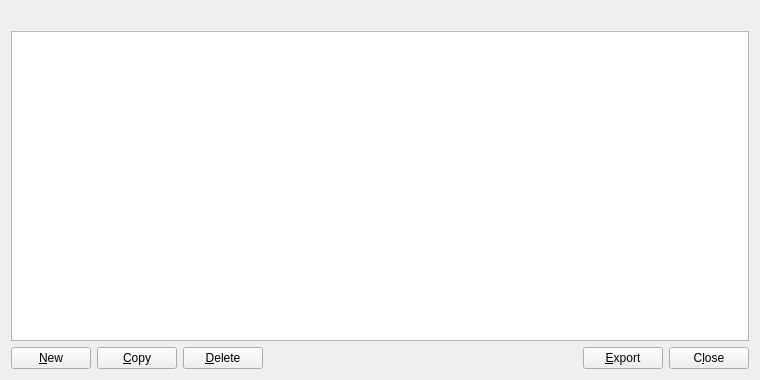
First picture: the form in divi/src/qt/forms/addressbookpage.ui, repository DiviProject/Divi, before the edit.
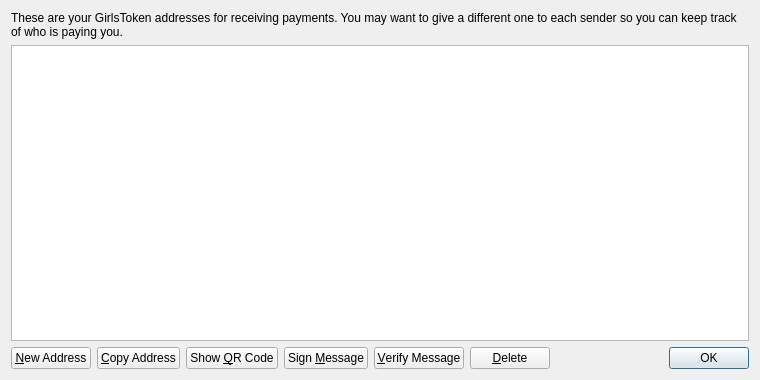
Second picture: the form after the edit. Icons and pictures are not drawn.

Patch:
```diff
--- a/divi/src/qt/forms/addressbookpage.ui
+++ b/divi/src/qt/forms/addressbookpage.ui
@@ -13,6 +13,9 @@
   <layout class="QVBoxLayout" name="verticalLayout">
    <item>
     <widget class="QLabel" name="labelExplanation">
+     <property name="text">
+      <string>These are your GirlsToken addresses for receiving payments. You may want to give a different one to each sender so you can keep track of who is paying you.</string>
+     </property>
      <property name="textFormat">
       <enum>Qt::PlainText</enum>
      </property>
@@ -23,43 +26,6 @@
    </item>
    <item>
     <widget class="QTableView" name="tableView">
-     <property name="palette">
-      <palette>
-       <active>
-        <colorrole role="Text">
-         <brush brushstyle="SolidPattern">
-          <color alpha="255">
-           <red>51</red>
-           <green>51</green>
-           <blue>51</blue>
-          </color>
-         </brush>
-        </colorrole>
-       </active>
-       <inactive>
-        <colorrole role="Text">
-         <brush brushstyle="SolidPattern">
-          <color alpha="255">
-           <red>51</red>
-           <green>51</green>
-           <blue>51</blue>
-          </color>
-         </brush>
-        </colorrole>
-       </inactive>
-       <disabled>
-        <colorrole role="Text">
-         <brush brushstyle="SolidPattern">
-          <color alpha="255">
-           <red>85</red>
-           <green>85</green>
-           <blue>85</blue>
-          </color>
-         </brush>
-        </colorrole>
-       </disabled>
-      </palette>
-     </property>
      <property name="contextMenuPolicy">
       <enum>Qt::CustomContextMenu</enum>
      </property>
@@ -94,15 +60,12 @@
         <string>Create a new address</string>
        </property>
        <property name="text">
-        <string>&amp;New</string>
+        <string>&amp;New Address</string>
        </property>
        <property name="icon">
         <iconset resource="../divi.qrc">
          <normaloff>:/icons/add</normaloff>:/icons/add</iconset>
        </property>
-       <property name="autoDefault">
-        <bool>false</bool>
-       </property>
       </widget>
      </item>
      <item>
@@ -111,19 +74,51 @@
         <string>Copy the currently selected address to the system clipboard</string>
        </property>
        <property name="text">
-        <string>&amp;Copy</string>
+        <string>&amp;Copy Address</string>
        </property>
        <property name="icon">
         <iconset resource="../divi.qrc">
          <normaloff>:/icons/editcopy</normaloff>:/icons/editcopy</iconset>
        </property>
-       <property name="autoDefault">
-        <bool>false</bool>
+      </widget>
+     </item>
+     <item>
+      <widget class="QPushButton" name="showQRCode">
+       <property name="text">
+        <string>Show &amp;QR Code</string>
        </property>
       </widget>
      </item>
      <item>
-      <widget class="QPushButton" name="deleteAddress">
+      <widget class="QPushButton" name="signMessage">
+       <property name="toolTip">
+        <string>Sign a message to prove you own a GirlsToken address</string>
+       </property>
+       <property name="text">
+        <string>Sign &amp;Message</string>
+       </property>
+       <property name="icon">
+        <iconset resource="../bitcoin.qrc">
+         <normaloff>:/icons/edit</normaloff>:/icons/edit</iconset>
+       </property>
+      </widget>
+     </item>
+     <item>
+      <widget class="QPushButton" name="verifyMessage">
+       <property name="toolTip">
+        <string>Verify a message to ensure it was signed with a specified GirlsToken address</string>
+       </property>
+       <property name="text">
+        <string>&amp;Verify Message</string>
+       </property>
+       <property name="icon">
+        <iconset resource="../bitcoin.qrc">
+         <normaloff>:/icons/transaction_0</normaloff>:/icons/transaction_0</iconset>
+       </property>
+      </widget>
+     </item>
+     <item>
+      <widget class="QPushButton" name="deleteButton">
        <property name="toolTip">
         <string>Delete the currently selected address from the list</string>
        </property>
@@ -134,9 +129,6 @@
         <iconset resource="../divi.qrc">
          <normaloff>:/icons/remove</normaloff>:/icons/remove</iconset>
        </property>
-       <property name="autoDefault">
-        <bool>false</bool>
-       </property>
       </widget>
      </item>
      <item>
@@ -153,35 +145,15 @@
       </spacer>
      </item>
      <item>
-      <widget class="QPushButton" name="exportButton">
-       <property name="toolTip">
-        <string>Export the data in the current tab to a file</string>
-       </property>
-       <property name="text">
-        <string>&amp;Export</string>
-       </property>
-       <property name="icon">
-        <iconset resource="../divi.qrc">
-         <normaloff>:/icons/export</normaloff>:/icons/export</iconset>
-       </property>
-       <property name="autoDefault">
-        <bool>false</bool>
-       </property>
-      </widget>
-     </item>
-     <item>
-      <widget class="QPushButton" name="closeButton">
+      <widget class="QDialogButtonBox" name="buttonBox">
        <property name="sizePolicy">
-        <sizepolicy hsizetype="Minimum" vsizetype="Minimum">
+        <sizepolicy hsizetype="Maximum" vsizetype="Fixed">
          <horstretch>0</horstretch>
          <verstretch>0</verstretch>
         </sizepolicy>
        </property>
-       <property name="text">
-        <string>C&amp;lose</string>
-       </property>
-       <property name="autoDefault">
-        <bool>false</bool>
+       <property name="standardButtons">
+        <set>QDialogButtonBox::Ok</set>
        </property>
       </widget>
      </item>
```
Left out of the diff: 21 changed lines with no effect on the pictures.
